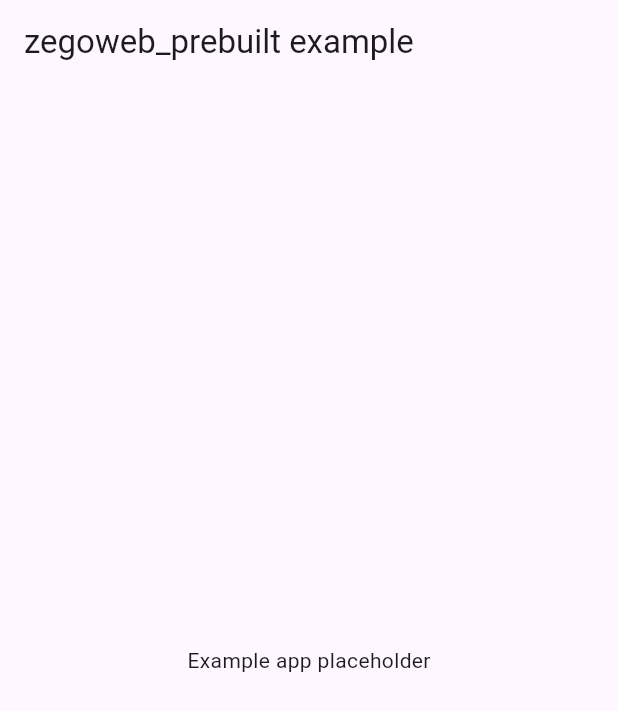
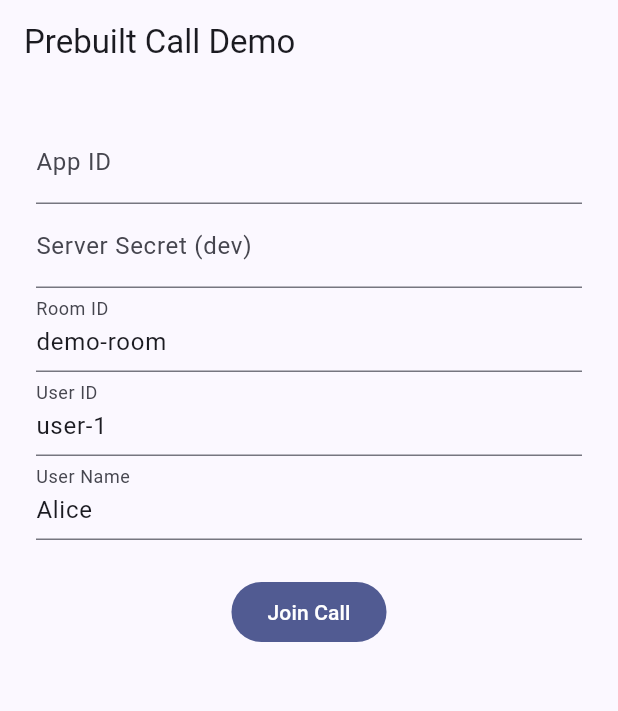
Before and after one commit to Creative-Blaq-Studios/zegoweb, a Flutter app: the screen it shows after launch, on a phone screen of 412 x 824 dp. Shown: the top 711 px of the screen. Run offline on Flutter 3.47's test engine with Material 3 defaults, Android fonts, the phone set to English and light mode, and no system bars; our stand-ins replace web; missing offline and left inert: dart:js_interop, dart:ui_web, pointycastle; accounts and stored records are empty.

Commit message:
feat(zegoweb_prebuilt): add 1:1 call demo example app

```diff
--- a/packages/zegoweb_prebuilt/example/lib/main.dart
+++ b/packages/zegoweb_prebuilt/example/lib/main.dart
@@ -1,19 +1,144 @@
 import 'package:flutter/material.dart';
+import 'package:zegoweb_prebuilt/zegoweb_prebuilt.dart';
 
 void main() {
-  runApp(const MyApp());
+  runApp(const PrebuiltExampleApp());
 }
 
-class MyApp extends StatelessWidget {
-  const MyApp({super.key});
+class PrebuiltExampleApp extends StatelessWidget {
+  const PrebuiltExampleApp({super.key});
 
   @override
   Widget build(BuildContext context) {
     return MaterialApp(
-      home: Scaffold(
-        appBar: AppBar(title: const Text('zegoweb_prebuilt example')),
-        body: const Center(child: Text('Example app placeholder')),
+      title: 'zegoweb_prebuilt example',
+      theme: ThemeData(colorSchemeSeed: Colors.indigo, useMaterial3: true),
+      home: const JoinScreen(),
+    );
+  }
+}
+
+class JoinScreen extends StatefulWidget {
+  const JoinScreen({super.key});
+
+  @override
+  State<JoinScreen> createState() => _JoinScreenState();
+}
+
+class _JoinScreenState extends State<JoinScreen> {
+  final _appIdCtrl = TextEditingController();
+  final _secretCtrl = TextEditingController();
+  final _roomCtrl = TextEditingController(text: 'demo-room');
+  final _userIdCtrl = TextEditingController(text: 'user-1');
+  final _userNameCtrl = TextEditingController(text: 'Alice');
+
+  bool _loading = false;
+
+  Future<void> _join() async {
+    final appId = int.tryParse(_appIdCtrl.text);
+    if (appId == null) return;
+
+    setState(() => _loading = true);
+
+    try {
+      await ZegoPrebuilt.loadScript();
+
+      final kitToken = ZegoPrebuilt.generateTestKitToken(
+        appId: appId,
+        serverSecret: _secretCtrl.text,
+        roomId: _roomCtrl.text,
+        userId: _userIdCtrl.text,
+        userName: _userNameCtrl.text,
+      );
+
+      final prebuilt = await ZegoPrebuilt.create(kitToken);
+
+      prebuilt.onLeaveRoom.listen((_) {
+        if (mounted) Navigator.pop(context);
+      });
+
+      await prebuilt.joinRoom(ZegoPrebuiltConfig(
+        roomId: _roomCtrl.text,
+        userId: _userIdCtrl.text,
+        userName: _userNameCtrl.text,
+        scenario: ZegoPrebuiltScenario.oneOnOneCall,
+      ));
+
+      if (mounted) {
+        Navigator.push(
+          context,
+          MaterialPageRoute<void>(
+            builder: (_) => CallScreen(prebuilt: prebuilt),
+          ),
+        );
+      }
+    } catch (e) {
+      if (mounted) {
+        ScaffoldMessenger.of(context).showSnackBar(
+          SnackBar(content: Text('Error: $e')),
+        );
+      }
+    } finally {
+      if (mounted) setState(() => _loading = false);
+    }
+  }
+
+  @override
+  void dispose() {
+    _appIdCtrl.dispose();
+    _secretCtrl.dispose();
+    _roomCtrl.dispose();
+    _userIdCtrl.dispose();
+    _userNameCtrl.dispose();
+    super.dispose();
+  }
+
+  @override
+  Widget build(BuildContext context) {
+    return Scaffold(
+      appBar: AppBar(title: const Text('Prebuilt Call Demo')),
+      body: Padding(
+        padding: const EdgeInsets.all(24),
+        child: Column(
+          children: [
+            TextField(
+                controller: _appIdCtrl,
+                decoration: const InputDecoration(labelText: 'App ID')),
+            TextField(
+                controller: _secretCtrl,
+                decoration:
+                    const InputDecoration(labelText: 'Server Secret (dev)')),
+            TextField(
+                controller: _roomCtrl,
+                decoration: const InputDecoration(labelText: 'Room ID')),
+            TextField(
+                controller: _userIdCtrl,
+                decoration: const InputDecoration(labelText: 'User ID')),
+            TextField(
+                controller: _userNameCtrl,
+                decoration: const InputDecoration(labelText: 'User Name')),
+            const SizedBox(height: 24),
+            FilledButton(
+              onPressed: _loading ? null : _join,
+              child: _loading
+                  ? const CircularProgressIndicator()
+                  : const Text('Join Call'),
+            ),
+          ],
+        ),
       ),
     );
   }
 }
+
+class CallScreen extends StatelessWidget {
+  const CallScreen({super.key, required this.prebuilt});
+  final ZegoPrebuilt prebuilt;
+
+  @override
+  Widget build(BuildContext context) {
+    return Scaffold(
+      body: ZegoPrebuiltView(prebuilt: prebuilt),
+    );
+  }
+}
```
Also changed, not shown: 1 other file.
